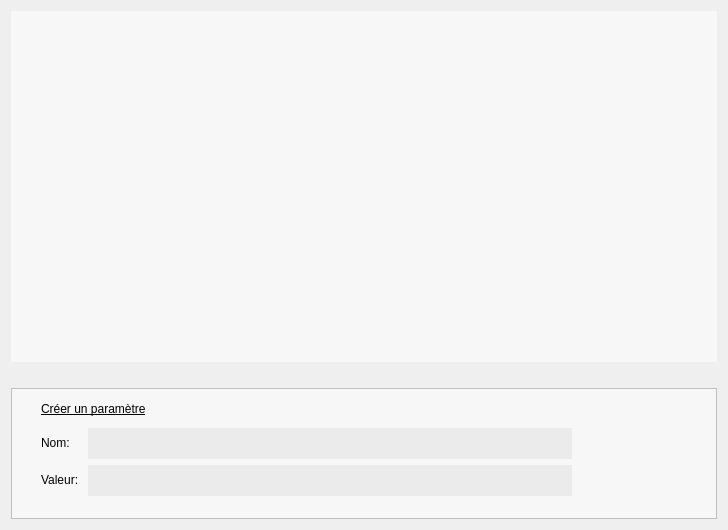
The window that UiQT4/desWidgetParam.ui (SalomePlatform/eficas_tools) describes before a commit, drawn with Qt 5.
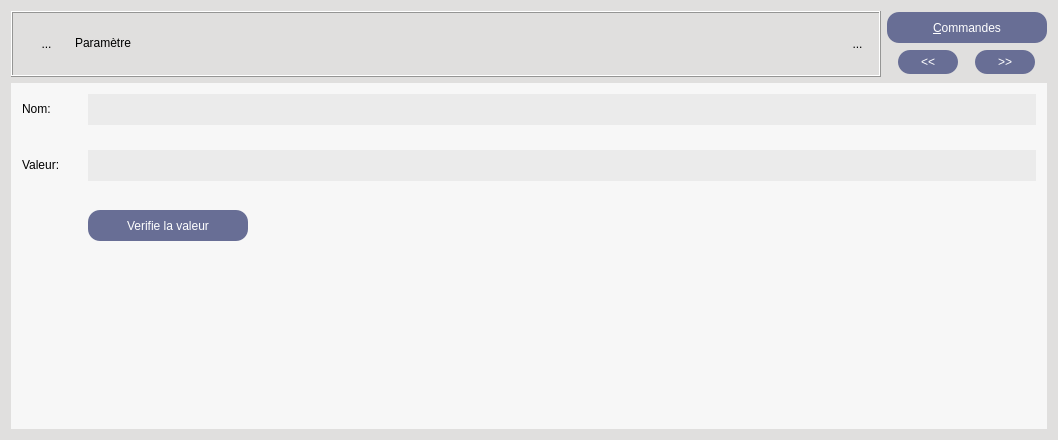
The same window after the commit. Icons and pictures are not drawn. Custom widgets are drawn as their Qt base class.

Patch:
```diff
--- a/UiQT4/desWidgetParam.ui
+++ b/UiQT4/desWidgetParam.ui
@@ -6,25 +6,361 @@
    <rect>
     <x>0</x>
     <y>0</y>
-    <width>728</width>
-    <height>530</height>
+    <width>1058</width>
+    <height>440</height>
    </rect>
   </property>
+  <property name="sizePolicy">
+   <sizepolicy hsizetype="Expanding" vsizetype="Expanding">
+    <horstretch>0</horstretch>
+    <verstretch>0</verstretch>
+   </sizepolicy>
+  </property>
+  <property name="minimumSize">
+   <size>
+    <width>0</width>
+    <height>0</height>
+   </size>
+  </property>
   <property name="windowTitle">
    <string>Gestion des Paramètres</string>
   </property>
-  <layout class="QVBoxLayout" name="verticalLayout_2">
+  <property name="toolTip">
+   <string/>
+  </property>
+  <property name="styleSheet">
+   <string notr="true">background-color : rgb(224,223,222);
+font : 'times' 9px</string>
+  </property>
+  <layout class="QVBoxLayout" name="verticalLayout_3">
    <item>
-    <widget class="QScrollArea" name="scrollArea">
+    <layout class="QHBoxLayout" name="horizontalLayout_2">
+     <item>
+      <widget class="QFrame" name="frame_2">
+       <property name="sizePolicy">
+        <sizepolicy hsizetype="Preferred" vsizetype="Fixed">
+         <horstretch>0</horstretch>
+         <verstretch>0</verstretch>
+        </sizepolicy>
+       </property>
+       <property name="frameShape">
+        <enum>QFrame::Box</enum>
+       </property>
+       <property name="frameShadow">
+        <enum>QFrame::Raised</enum>
+       </property>
+       <layout class="QHBoxLayout" name="horizontalLayout">
+        <item>
+         <spacer name="horizontalSpacer_5">
+          <property name="orientation">
+           <enum>Qt::Horizontal</enum>
+          </property>
+          <property name="sizeType">
+           <enum>QSizePolicy::Fixed</enum>
+          </property>
+          <property name="sizeHint" stdset="0">
+           <size>
+            <width>13</width>
+            <height>20</height>
+           </size>
+          </property>
+         </spacer>
+        </item>
+        <item>
+         <widget class="MonBoutonValide" name="RBValide">
+          <property name="minimumSize">
+           <size>
+            <width>17</width>
+            <height>31</height>
+           </size>
+          </property>
+          <property name="maximumSize">
+           <size>
+            <width>21</width>
+            <height>31</height>
+           </size>
+          </property>
+          <property name="toolTip">
+           <string/>
+          </property>
+          <property name="styleSheet">
+           <string notr="true">border : 0px</string>
+          </property>
+          <property name="text">
+           <string>...</string>
+          </property>
+          <property name="icon">
+           <iconset>
+            <normaloff>../Editeur/icons/ast-green-ball.png</normaloff>../Editeur/icons/ast-green-ball.png</iconset>
+          </property>
+          <property name="iconSize">
+           <size>
+            <width>21</width>
+            <height>31</height>
+           </size>
+          </property>
+         </widget>
+        </item>
+        <item>
+         <spacer name="horizontalSpacer_3">
+          <property name="orientation">
+           <enum>Qt::Horizontal</enum>
+          </property>
+          <property name="sizeType">
+           <enum>QSizePolicy::Fixed</enum>
+          </property>
+          <property name="sizeHint" stdset="0">
+           <size>
+            <width>13</width>
+            <height>20</height>
+           </size>
+          </property>
+         </spacer>
+        </item>
+        <item>
+         <widget class="QLabel" name="labelNomCommande">
+          <property name="sizePolicy">
+           <sizepolicy hsizetype="MinimumExpanding" vsizetype="Fixed">
+            <horstretch>0</horstretch>
+            <verstretch>0</verstretch>
+           </sizepolicy>
+          </property>
+          <property name="minimumSize">
+           <size>
+            <width>150</width>
+            <height>31</height>
+           </size>
+          </property>
+          <property name="frameShape">
+           <enum>QFrame::NoFrame</enum>
+          </property>
+          <property name="frameShadow">
+           <enum>QFrame::Raised</enum>
+          </property>
+          <property name="text">
+           <string>&lt;html&gt;&lt;head/&gt;&lt;body&gt;&lt;p&gt;&lt;span style=&quot; color:#000000;&quot;&gt;Paramètre&lt;/span&gt;&lt;/p&gt;&lt;/body&gt;&lt;/html&gt;</string>
+          </property>
+         </widget>
+        </item>
+        <item>
+         <spacer name="horizontalSpacer_2">
+          <property name="orientation">
+           <enum>Qt::Horizontal</enum>
+          </property>
+          <property name="sizeType">
+           <enum>QSizePolicy::Maximum</enum>
+          </property>
+          <property name="sizeHint" stdset="0">
+           <size>
+            <width>78</width>
+            <height>40</height>
+           </size>
+          </property>
+         </spacer>
+        </item>
+        <item>
+         <widget class="QToolButton" name="RBPoubelle">
+          <property name="minimumSize">
+           <size>
+            <width>21</width>
+            <height>31</height>
+           </size>
+          </property>
+          <property name="maximumSize">
+           <size>
+            <width>21</width>
+            <height>31</height>
+           </size>
+          </property>
+          <property name="toolTip">
+           <string>Détruit le commentaire</string>
+          </property>
+          <property name="styleSheet">
+           <string notr="true">border : 0px</string>
+          </property>
+          <property name="text">
+           <string>...</string>
+          </property>
+          <property name="icon">
+           <iconset>
+            <normaloff>../Editeur/icons/deleteRond.png</normaloff>../Editeur/icons/deleteRond.png</iconset>
+          </property>
+          <property name="iconSize">
+           <size>
+            <width>21</width>
+            <height>31</height>
+           </size>
+          </property>
+         </widget>
+        </item>
+       </layout>
+       <zorder>RBValide</zorder>
+       <zorder>labelNomCommande</zorder>
+       <zorder>horizontalSpacer_3</zorder>
+       <zorder>RBPoubelle</zorder>
+       <zorder>horizontalSpacer_5</zorder>
+      </widget>
+     </item>
+     <item>
+      <layout class="QVBoxLayout" name="verticalLayout_2">
+       <item>
+        <widget class="QPushButton" name="bCatalogue">
+         <property name="sizePolicy">
+          <sizepolicy hsizetype="Fixed" vsizetype="Fixed">
+           <horstretch>0</horstretch>
+           <verstretch>0</verstretch>
+          </sizepolicy>
+         </property>
+         <property name="minimumSize">
+          <size>
+           <width>160</width>
+           <height>31</height>
+          </size>
+         </property>
+         <property name="toolTip">
+          <string>Affiche les commandes possibles</string>
+         </property>
+         <property name="styleSheet">
+          <string notr="true">background-color:rgb(104,110,149);
+color :white;
+border-radius : 12px
+</string>
+         </property>
+         <property name="text">
+          <string>&amp;Commandes</string>
+         </property>
+         <property name="shortcut">
+          <string>Shift+A, Alt+A, Alt+A, Alt+A</string>
+         </property>
+         <property name="autoDefault">
+          <bool>true</bool>
+         </property>
+         <property name="default">
+          <bool>true</bool>
+         </property>
+        </widget>
+       </item>
+       <item>
+        <layout class="QHBoxLayout" name="horizontalLayout_3">
+         <item>
+          <widget class="QPushButton" name="bAvant">
+           <property name="sizePolicy">
+            <sizepolicy hsizetype="Fixed" vsizetype="Fixed">
+             <horstretch>0</horstretch>
+             <verstretch>0</verstretch>
+            </sizepolicy>
+           </property>
+           <property name="minimumSize">
+            <size>
+             <width>60</width>
+             <height>24</height>
+            </size>
+           </property>
+           <property name="maximumSize">
+            <size>
+             <width>60</width>
+             <height>24</height>
+            </size>
+           </property>
+           <property name="focusPolicy">
+            <enum>Qt::ClickFocus</enum>
+           </property>
+           <property name="toolTip">
+            <string>Affiche le formulaire de la commande précédente</string>
+           </property>
+           <property name="styleSheet">
+            <string notr="true">background-color:rgb(104,110,149);
+color :white;
+border-radius : 12px
+</string>
+           </property>
+           <property name="text">
+            <string>&lt;&lt;</string>
+           </property>
+           <property name="shortcut">
+            <string>Shift+A, Alt+A, Alt+A, Alt+A</string>
+           </property>
+           <property name="autoDefault">
+            <bool>true</bool>
+           </property>
+           <property name="default">
+            <bool>true</bool>
+           </property>
+          </widget>
+         </item>
+         <item>
+          <widget class="QPushButton" name="bApres">
+           <property name="sizePolicy">
+            <sizepolicy hsizetype="Fixed" vsizetype="Fixed">
+             <horstretch>0</horstretch>
+             <verstretch>0</verstretch>
+            </sizepolicy>
+           </property>
+           <property name="minimumSize">
+            <size>
+             <width>60</width>
+             <height>24</height>
+            </size>
+           </property>
+           <property name="maximumSize">
+            <size>
+             <width>60</width>
+             <height>24</height>
+            </size>
+           </property>
+           <property name="focusPolicy">
+            <enum>Qt::ClickFocus</enum>
+           </property>
+           <property name="toolTip">
+            <string>Affiche le formulaire de la commande suivante</string>
+           </property>
+           <property name="styleSheet">
+            <string notr="true">background-color:rgb(104,110,149);
+color :white;
+border-radius : 12px
+</string>
+           </property>
+           <property name="text">
+            <string>&gt;&gt;</string>
+           </property>
+           <property name="shortcut">
+            <string>Shift+A, Alt+A, Alt+A, Alt+A</string>
+           </property>
+           <property name="autoDefault">
+            <bool>true</bool>
+           </property>
+           <property name="default">
+            <bool>true</bool>
+           </property>
+          </widget>
+         </item>
+        </layout>
+       </item>
+      </layout>
+     </item>
+    </layout>
+   </item>
+   <item>
+    <widget class="QScrollArea" name="scrollAreaCommandes">
      <property name="minimumSize">
       <size>
-       <width>701</width>
-       <height>291</height>
+       <width>0</width>
+       <height>81</height>
       </size>
      </property>
+     <property name="styleSheet">
+      <string notr="true">background : rgb(247,247,247);
+
+
+
+</string>
+     </property>
      <property name="frameShape">
       <enum>QFrame::NoFrame</enum>
      </property>
+     <property name="verticalScrollBarPolicy">
+      <enum>Qt::ScrollBarAsNeeded</enum>
+     </property>
      <property name="widgetResizable">
       <bool>true</bool>
      </property>
@@ -33,179 +369,122 @@
        <rect>
         <x>0</x>
         <y>0</y>
-        <width>710</width>
+        <width>1040</width>
         <height>349</height>
        </rect>
       </property>
-      <property name="sizePolicy">
-       <sizepolicy hsizetype="Preferred" vsizetype="Preferred">
-        <horstretch>0</horstretch>
-        <verstretch>0</verstretch>
-       </sizepolicy>
-      </property>
       <layout class="QVBoxLayout" name="verticalLayout">
-       <property name="spacing">
-        <number>0</number>
-       </property>
-       <property name="margin">
-        <number>0</number>
-       </property>
        <item>
-        <widget class="QListWidget" name="LBParam">
-         <property name="sizePolicy">
-          <sizepolicy hsizetype="Expanding" vsizetype="MinimumExpanding">
-           <horstretch>0</horstretch>
-           <verstretch>0</verstretch>
-          </sizepolicy>
+        <layout class="QGridLayout" name="gridLayout">
+         <property name="spacing">
+          <number>25</number>
          </property>
-         <property name="minimumSize">
-          <size>
-           <width>701</width>
-           <height>291</height>
-          </size>
-         </property>
-         <property name="styleSheet">
-          <string notr="true">alternate-background-color:rgb(235,235,235); 
-background-color: rgb(247,247,247);
+         <item row="1" column="0">
+          <widget class="QLabel" name="textLabelVal">
+           <property name="text">
+            <string>&lt;html&gt;&lt;head/&gt;&lt;body&gt;&lt;p&gt;Valeur: &lt;/p&gt;&lt;/body&gt;&lt;/html&gt;</string>
+           </property>
+           <property name="wordWrap">
+            <bool>false</bool>
+           </property>
+          </widget>
+         </item>
+         <item row="0" column="1">
+          <widget class="QLineEdit" name="lineEditNom">
+           <property name="minimumSize">
+            <size>
+             <width>231</width>
+             <height>31</height>
+            </size>
+           </property>
+           <property name="styleSheet">
+            <string notr="true">background:rgb(235,235,235);
+border:0px;
+
 </string>
-         </property>
-         <property name="frameShape">
-          <enum>QFrame::NoFrame</enum>
-         </property>
-         <property name="frameShadow">
-          <enum>QFrame::Raised</enum>
-         </property>
-         <property name="alternatingRowColors">
-          <bool>true</bool>
-         </property>
-         <property name="selectionMode">
-          <enum>QAbstractItemView::SingleSelection</enum>
-         </property>
-        </widget>
-       </item>
-      </layout>
-     </widget>
-    </widget>
-   </item>
-   <item>
-    <spacer name="verticalSpacer">
-     <property name="orientation">
-      <enum>Qt::Vertical</enum>
-     </property>
-     <property name="sizeType">
-      <enum>QSizePolicy::Fixed</enum>
-     </property>
-     <property name="sizeHint" stdset="0">
-      <size>
-       <width>20</width>
-       <height>20</height>
-      </size>
-     </property>
-    </spacer>
-   </item>
-   <item>
-    <widget class="QFrame" name="frame">
-     <property name="minimumSize">
-      <size>
-       <width>701</width>
-       <height>131</height>
-      </size>
-     </property>
-     <property name="styleSheet">
-      <string notr="true">background:rgb(247,247,247)</string>
-     </property>
-     <property name="frameShape">
-      <enum>QFrame::StyledPanel</enum>
-     </property>
-     <property name="frameShadow">
-      <enum>QFrame::Raised</enum>
-     </property>
-     <widget class="QWidget" name="layoutWidget">
-      <property name="geometry">
-       <rect>
-        <x>30</x>
-        <y>40</y>
-        <width>531</width>
-        <height>70</height>
-       </rect>
-      </property>
-      <layout class="QGridLayout" name="gridLayout">
-       <item row="1" column="1">
-        <widget class="QLineEdit" name="lineEditVal">
-         <property name="minimumSize">
-          <size>
-           <width>231</width>
-           <height>31</height>
-          </size>
-         </property>
-         <property name="styleSheet">
-          <string notr="true">background:rgb(235,235,235);
+           </property>
+          </widget>
+         </item>
+         <item row="1" column="1">
+          <widget class="QLineEdit" name="lineEditVal">
+           <property name="minimumSize">
+            <size>
+             <width>231</width>
+             <height>31</height>
+            </size>
+           </property>
+           <property name="styleSheet">
+            <string notr="true">background:rgb(235,235,235);
 border:0px;</string>
-         </property>
-         <property name="frame">
-          <bool>false</bool>
-         </property>
-        </widget>
+           </property>
+          </widget>
+         </item>
+         <item row="0" column="0">
+          <widget class="QLabel" name="textLabelNom">
+           <property name="text">
+            <string>&lt;html&gt;&lt;head/&gt;&lt;body&gt;&lt;p&gt;Nom: &lt;/p&gt;&lt;/body&gt;&lt;/html&gt;</string>
+           </property>
+           <property name="wordWrap">
+            <bool>false</bool>
+           </property>
+          </widget>
+         </item>
+         <item row="2" column="0">
+          <spacer name="verticalSpacer">
+           <property name="orientation">
+            <enum>Qt::Vertical</enum>
+           </property>
+           <property name="sizeHint" stdset="0">
+            <size>
+             <width>20</width>
+             <height>40</height>
+            </size>
+           </property>
+          </spacer>
+         </item>
+         <item row="2" column="1">
+          <widget class="QPushButton" name="bVerifie">
+           <property name="sizePolicy">
+            <sizepolicy hsizetype="Fixed" vsizetype="Fixed">
+             <horstretch>0</horstretch>
+             <verstretch>0</verstretch>
+            </sizepolicy>
+           </property>
+           <property name="minimumSize">
+            <size>
+             <width>160</width>
+             <height>31</height>
+            </size>
+           </property>
+           <property name="toolTip">
+            <string>Affiche les commandes possibles</string>
+           </property>
+           <property name="styleSheet">
+            <string notr="true">background-color:rgb(104,110,149);
+color :white;
+border-radius : 12px
+</string>
+           </property>
+           <property name="text">
+            <string>Verifie la valeur</string>
+           </property>
+           <property name="shortcut">
+            <string>Shift+A, Alt+A, Alt+A, Alt+A</string>
+           </property>
+           <property name="autoDefault">
+            <bool>true</bool>
+           </property>
+           <property name="default">
+            <bool>true</bool>
+           </property>
+          </widget>
+         </item>
+        </layout>
        </item>
-       <item row="0" column="0">
-        <widget class="QLabel" name="textLabel2_2">
-         <property name="text">
-          <string>&lt;html&gt;&lt;head/&gt;&lt;body&gt;&lt;p&gt;Nom: &lt;/p&gt;&lt;/body&gt;&lt;/html&gt;</string>
-         </property>
-         <property name="wordWrap">
-          <bool>false</bool>
-         </property>
-        </widget>
-       </item>
-       <item row="0" column="1">
-        <widget class="QLineEdit" name="lineEditNom">
-         <property name="minimumSize">
-          <size>
-           <width>231</width>
-           <height>31</height>
-          </size>
-         </property>
-         <property name="styleSheet">
-          <string notr="true">background:rgb(235,235,235);
-border:0px;</string>
-         </property>
-         <property name="frame">
-          <bool>false</bool>
-         </property>
-        </widget>
-       </item>
-       <item row="1" column="0">
-        <widget class="QLabel" name="textLabel2">
-         <property name="text">
-          <string>&lt;html&gt;&lt;head/&gt;&lt;body&gt;&lt;p&gt;Valeur: &lt;/p&gt;&lt;/body&gt;&lt;/html&gt;</string>
-         </property>
-         <property name="wordWrap">
-          <bool>false</bool>
-         </property>
-        </widget>
-       </item>
-      </layout>
-     </widget>
-     <widget class="QWidget" name="layoutWidget_2">
-      <property name="geometry">
-       <rect>
-        <x>30</x>
-        <y>10</y>
-        <width>531</width>
-        <height>22</height>
-       </rect>
-      </property>
-      <layout class="QHBoxLayout" name="horizontalLayout_2">
        <item>
-        <widget class="QLabel" name="textLabel2_2_2">
-         <property name="sizePolicy">
-          <sizepolicy hsizetype="Preferred" vsizetype="Ignored">
-           <horstretch>0</horstretch>
-           <verstretch>0</verstretch>
-          </sizepolicy>
-         </property>
+        <widget class="QLabel" name="LECommentaire">
          <property name="text">
-          <string>&lt;html&gt;&lt;head/&gt;&lt;body&gt;&lt;p&gt;&lt;span style=&quot; text-decoration: underline;&quot;&gt;Créer un paramètre&lt;/span&gt;&lt;/p&gt;&lt;/body&gt;&lt;/html&gt;</string>
+          <string>&lt;html&gt;&lt;head/&gt;&lt;body&gt;&lt;p&gt;&lt;br/&gt;&lt;/p&gt;&lt;/body&gt;&lt;/html&gt;</string>
          </property>
          <property name="wordWrap">
           <bool>false</bool>
@@ -213,14 +492,14 @@
         </widget>
        </item>
        <item>
-        <spacer name="horizontalSpacer">
+        <spacer name="verticalSpacer_2">
          <property name="orientation">
-          <enum>Qt::Horizontal</enum>
+          <enum>Qt::Vertical</enum>
          </property>
          <property name="sizeHint" stdset="0">
           <size>
-           <width>288</width>
-           <height>20</height>
+           <width>20</width>
+           <height>70</height>
           </size>
          </property>
         </spacer>
@@ -231,6 +510,21 @@
    </item>
   </layout>
  </widget>
+ <layoutdefault spacing="6" margin="11"/>
+ <pixmapfunction>qPixmapFromMimeSource</pixmapfunction>
+ <customwidgets>
+  <customwidget>
+   <class>MonBoutonValide</class>
+   <extends>QToolButton</extends>
+   <header>monBoutonValide.h</header>
+  </customwidget>
+ </customwidgets>
+ <tabstops>
+  <tabstop>RBPoubelle</tabstop>
+  <tabstop>bCatalogue</tabstop>
+  <tabstop>RBValide</tabstop>
+  <tabstop>scrollAreaCommandes</tabstop>
+ </tabstops>
  <resources/>
  <connections/>
 </ui>
```
Left out of the diff: 6 changed lines with no effect on the pictures.
